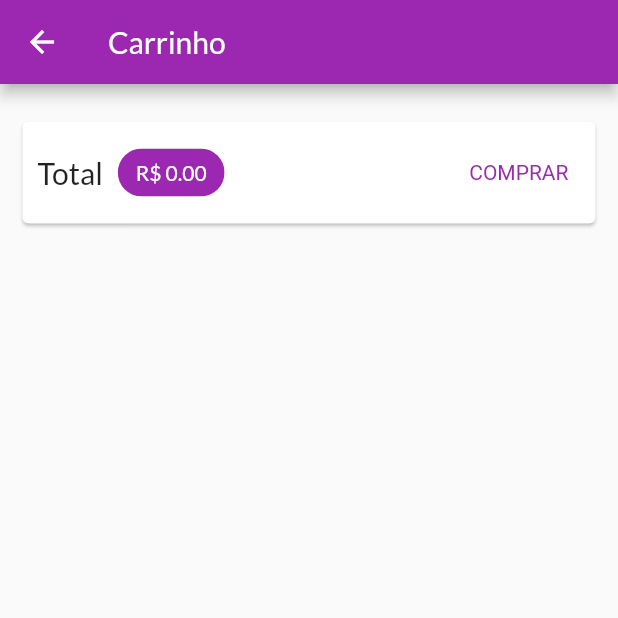
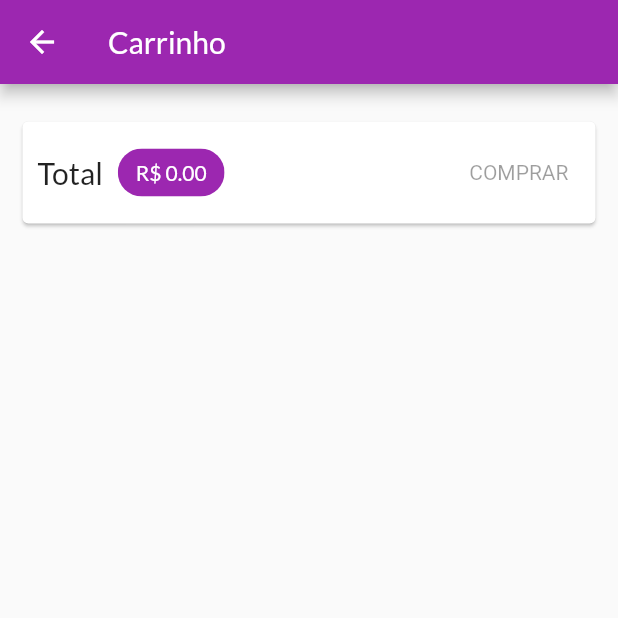
Before and after one commit to fabricio-silva-89/shop, a Flutter app: the CartPage screen opened by its route, on a phone screen of 412 x 824 dp, the top half of it. Run offline on Flutter 3.47's test engine with Material 2 defaults, Android fonts, the phone set to English and light mode, and no system bars; network calls fail.

Commit message:
Aula 13/01/2022

```diff
--- a/lib/pages/cart_page.dart
+++ b/lib/pages/cart_page.dart
@@ -41,22 +41,7 @@ class CartPage extends StatelessWidget {
                     ),
                   ),
                   const Spacer(),
-                  TextButton(
-                    onPressed: () {
-                      Provider.of<OrderList>(
-                        context,
-                        listen: false,
-                      ).addOrder(cart);
-
-                      cart.clear();
-                    },
-                    style: TextButton.styleFrom(
-                      textStyle: TextStyle(
-                        color: Theme.of(context).primaryColor,
-                      ),
-                    ),
-                    child: const Text('COMPRAR'),
-                  ),
+                  CartButton(cart: cart),
                 ],
               ),
             ),
@@ -72,3 +57,51 @@ class CartPage extends StatelessWidget {
     );
   }
 }
+
+class CartButton extends StatefulWidget {
+  const CartButton({
+    Key? key,
+    required this.cart,
+  }) : super(key: key);
+
+  final Cart cart;
+
+  @override
+  State<CartButton> createState() => _CartButtonState();
+}
+
+class _CartButtonState extends State<CartButton> {
+  bool isLoanding = false;
+
+  @override
+  Widget build(BuildContext context) {
+    return isLoanding
+        ? const CircularProgressIndicator()
+        : TextButton(
+            onPressed: widget.cart.itemsCount == 0
+                ? null
+                : () async {
+                    setState(() {
+                      isLoanding = true;
+                    });
+
+                    await Provider.of<OrderList>(
+                      context,
+                      listen: false,
+                    ).addOrder(widget.cart);
+
+                    widget.cart.clear();
+
+                    setState(() {
+                      isLoanding = false;
+                    });
+                  },
+            style: TextButton.styleFrom(
+              textStyle: TextStyle(
+                color: Theme.of(context).primaryColor,
+              ),
+            ),
+            child: const Text('COMPRAR'),
+          );
+  }
+}
--- a/lib/utils/constants.dart
+++ b/lib/utils/constants.dart
@@ -1,4 +1,6 @@
 class Constants {
   static const productBaseUrl =
       'https://shop-cod3r-a6782-default-rtdb.firebaseio.com/products';
+  static const orderBaseUrl =
+      'https://shop-cod3r-a6782-default-rtdb.firebaseio.com/orders';
 }
```
Also changed, not shown: lib/models/order_list.dart (+62 -3 lines), lib/pages/orders_page.dart (+39 -7 lines).
